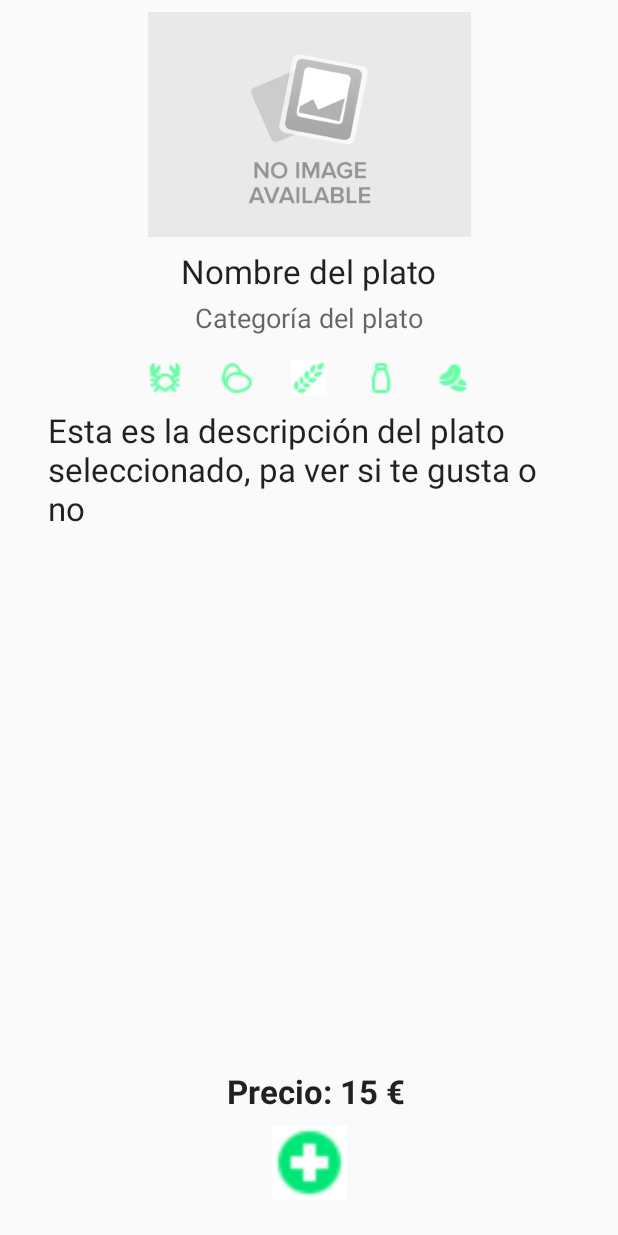
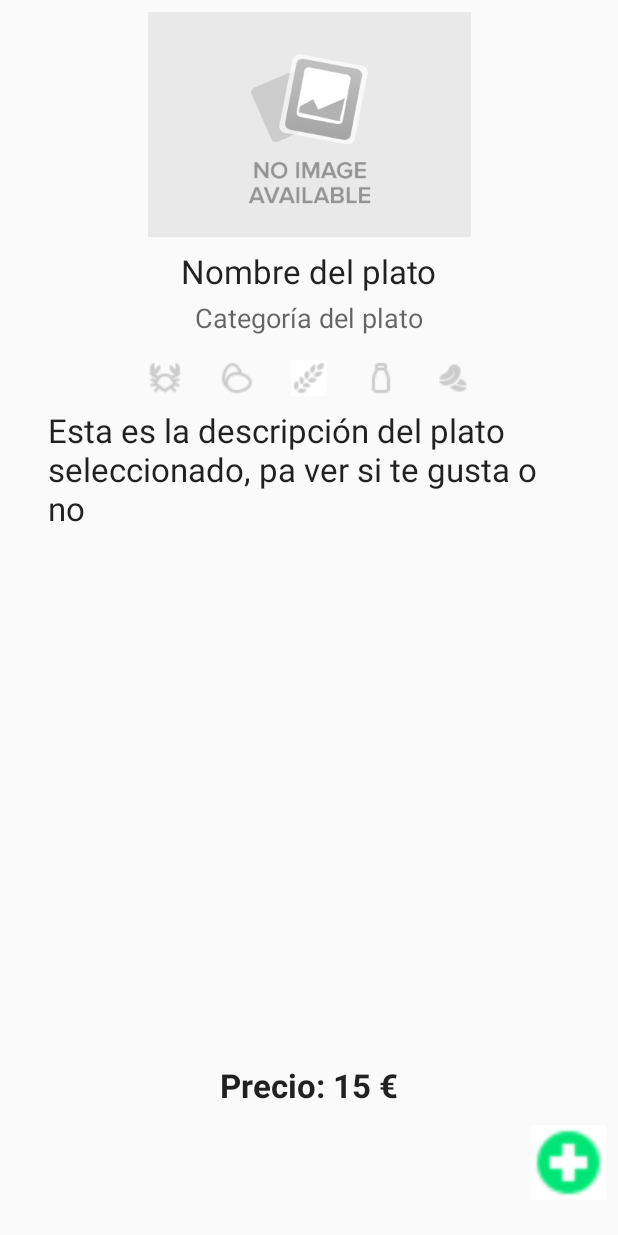
Before and after one commit to acabral1973/kc-practica-fundamentos-android, an Android app: the layout activity_dish_detail.xml on its own in the app's theme, with its tools: preview values and no code run, on a phone screen of 412 x 824 dp. Run offline under Robolectric (Android 15) with nearby library versions, the phone set to English and light mode, and no system bars.

Commit message:
Correcciones a la primera entrega (de todo)

```diff
--- a/app/src/main/AndroidManifest.xml
+++ b/app/src/main/AndroidManifest.xml
@@ -25,7 +25,8 @@
         <activity android:name=".activities.DishDetailActivity" />
         <activity android:name=".activities.TableOrderActivity" />
         <activity android:name=".activities.OrderManagerActivity" />
-        <activity android:name=".activities.AddDishActivity"></activity>
+        <activity android:name=".activities.AddDishActivity" />
+        <activity android:name=".activities.CloseTableActivity"></activity>
     </application>
 
 </manifest>
--- a/app/src/main/java/es/smartech/foodr/fragments/DishesFragment.kt
+++ b/app/src/main/java/es/smartech/foodr/fragments/DishesFragment.kt
@@ -1,10 +1,11 @@
 package es.smartech.foodr.fragments
 
 import android.app.Activity
+import android.app.Fragment
 import android.content.Context
 import android.content.Intent
 import android.os.Bundle
-import android.support.v4.app.Fragment
+import android.support.v4.app.ActivityCompat.startActivityForResult
 import android.support.v7.widget.DefaultItemAnimator
 import android.support.v7.widget.LinearLayoutManager
 import android.support.v7.widget.RecyclerView
--- a/app/src/main/java/es/smartech/foodr/fragments/OrderFragment.kt
+++ b/app/src/main/java/es/smartech/foodr/fragments/OrderFragment.kt
@@ -1,8 +1,8 @@
 package es.smartech.foodr.fragments
 
+import android.app.Fragment
 import android.os.Bundle
 import es.smartech.foodr.models.Restaurant
-import android.support.v4.app.Fragment
 import android.support.v7.widget.DefaultItemAnimator
 import android.support.v7.widget.LinearLayoutManager
 import android.support.v7.widget.RecyclerView
@@ -86,5 +86,6 @@ class OrderFragment : Fragment() {
         restaurant = updatedRestaurant
         val adapter = OrderRecyclerViewAdapter(restaurant.tables[tableNumber].order)
         recyclerViewOrder.adapter = adapter
+        viewSwitch.displayedChild = VIEW_INDEX.ORDER.index
     }
 }
--- a/app/src/main/res/layout/activity_dish_detail.xml
+++ b/app/src/main/res/layout/activity_dish_detail.xml
@@ -50,9 +50,10 @@
         android:layout_height="wrap_content"
         android:layout_marginEnd="24dp"
         android:layout_marginTop="16dp"
+        android:contentDescription="Contiene marisco"
         app:layout_constraintEnd_toStartOf="@+id/eggs_icon"
         app:layout_constraintTop_toBottomOf="@+id/dish_category"
-        app:srcCompat="@drawable/icon_crab_green" />
+        app:srcCompat="@drawable/icon_crab_gray" />
 
     <ImageView
         android:id="@+id/eggs_icon"
@@ -60,9 +61,10 @@
         android:layout_height="wrap_content"
         android:layout_marginEnd="24dp"
         android:layout_marginTop="16dp"
+        android:contentDescription="Contiene huevo"
         app:layout_constraintEnd_toStartOf="@+id/gluten_icon"
         app:layout_constraintTop_toBottomOf="@+id/dish_category"
-        app:srcCompat="@drawable/icon_eggs_green" />
+        app:srcCompat="@drawable/icon_eggs_gray" />
 
     <ImageView
         android:id="@+id/gluten_icon"
@@ -71,10 +73,11 @@
         android:layout_marginEnd="8dp"
         android:layout_marginStart="8dp"
         android:layout_marginTop="16dp"
+        android:contentDescription="Contiene gluten"
         app:layout_constraintEnd_toEndOf="@+id/dish_category"
         app:layout_constraintStart_toStartOf="@+id/dish_category"
         app:layout_constraintTop_toBottomOf="@+id/dish_category"
-        app:srcCompat="@drawable/icon_gluten_green" />
+        app:srcCompat="@drawable/icon_gluten_gray" />
 
     <ImageView
         android:id="@+id/milk_icon"
@@ -82,9 +85,10 @@
         android:layout_height="wrap_content"
         android:layout_marginStart="24dp"
         android:layout_marginTop="16dp"
+        android:contentDescription="Contiene lactosa"
         app:layout_constraintStart_toEndOf="@+id/gluten_icon"
         app:layout_constraintTop_toBottomOf="@+id/dish_category"
-        app:srcCompat="@drawable/icon_milk_green" />
+        app:srcCompat="@drawable/icon_milk_gray" />
 
     <ImageView
         android:id="@+id/nut_icon"
@@ -92,9 +96,10 @@
         android:layout_height="wrap_content"
         android:layout_marginStart="24dp"
         android:layout_marginTop="16dp"
+        android:contentDescription="Contiene frutos secos"
         app:layout_constraintStart_toEndOf="@+id/milk_icon"
         app:layout_constraintTop_toBottomOf="@+id/dish_category"
-        app:srcCompat="@drawable/icon_peanuts_green" />
+        app:srcCompat="@drawable/icon_peanuts_gray" />
 
     <TextView
         android:id="@+id/dish_description"
@@ -118,25 +123,24 @@
         android:layout_height="50dp"
         android:layout_marginBottom="24dp"
         android:layout_marginEnd="8dp"
-        android:layout_marginStart="8dp"
         android:background="@color/white"
         android:scaleType="fitXY"
         app:layout_constraintBottom_toBottomOf="parent"
         app:layout_constraintEnd_toEndOf="parent"
-        app:layout_constraintStart_toStartOf="parent"
         app:srcCompat="@drawable/icon_add" />
 
     <TextView
         android:id="@+id/dish_price"
-        android:layout_width="wrap_content"
+        android:layout_width="119dp"
         android:layout_height="wrap_content"
-        android:layout_marginBottom="8dp"
+        android:layout_marginBottom="12dp"
+        android:layout_marginEnd="8dp"
         android:layout_marginStart="8dp"
         android:textAppearance="@style/TextAppearance.AppCompat.Large"
         android:textStyle="bold"
         app:layout_constraintBottom_toTopOf="@+id/add_button"
-        app:layout_constraintEnd_toEndOf="@+id/add_button"
-        app:layout_constraintStart_toStartOf="@+id/add_button"
+        app:layout_constraintEnd_toEndOf="parent"
+        app:layout_constraintStart_toStartOf="parent"
         tools:text="Precio: 15 €" />
 
     <android.support.constraint.Guideline
```
Also changed, not shown: app/src/main/java/es/smartech/foodr/activities/AddDishActivity.kt (+4 -3 lines), app/src/main/java/es/smartech/foodr/activities/CloseTableActivity.kt (added, +62 -0 lines), app/src/main/java/es/smartech/foodr/activities/DishDetailActivity.kt (+12 -0 lines), app/src/main/java/es/smartech/foodr/activities/MainActivity.kt (+4 -6 lines), app/src/main/java/es/smartech/foodr/activities/OrderManagerActivity.kt (+20 -8 lines), app/src/main/java/es/smartech/foodr/fragments/TablesFragment.kt (+10 -5 lines), app/src/main/res/layout/activity_close_table.xml (added, +69 -0 lines).
